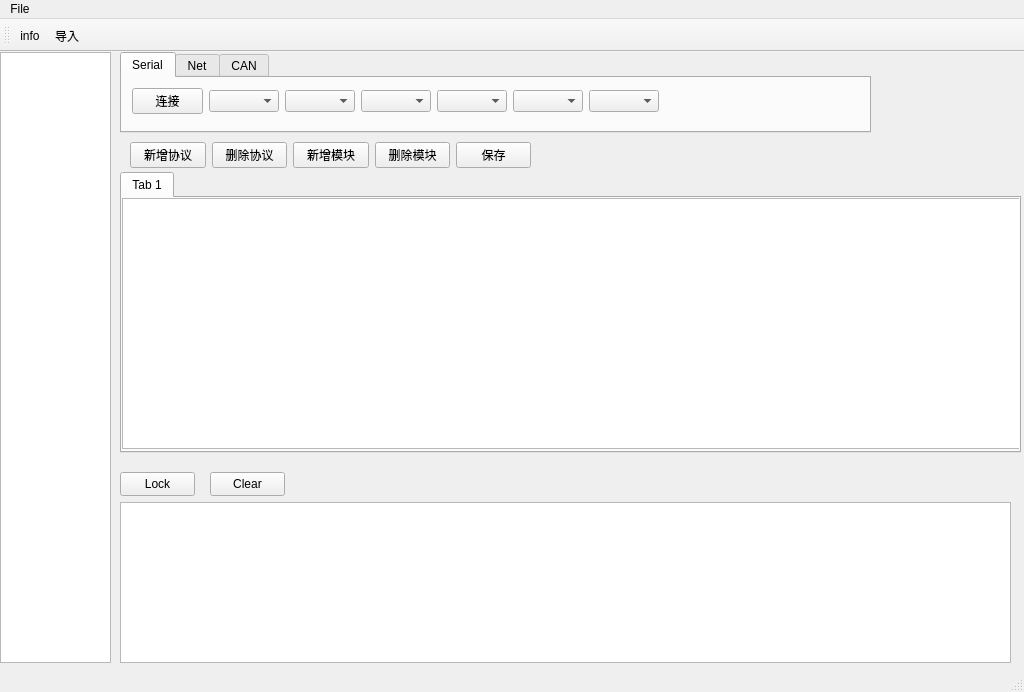
Qt form mainwindow.ui (BilibiliW/CommonDemo) before a commit.
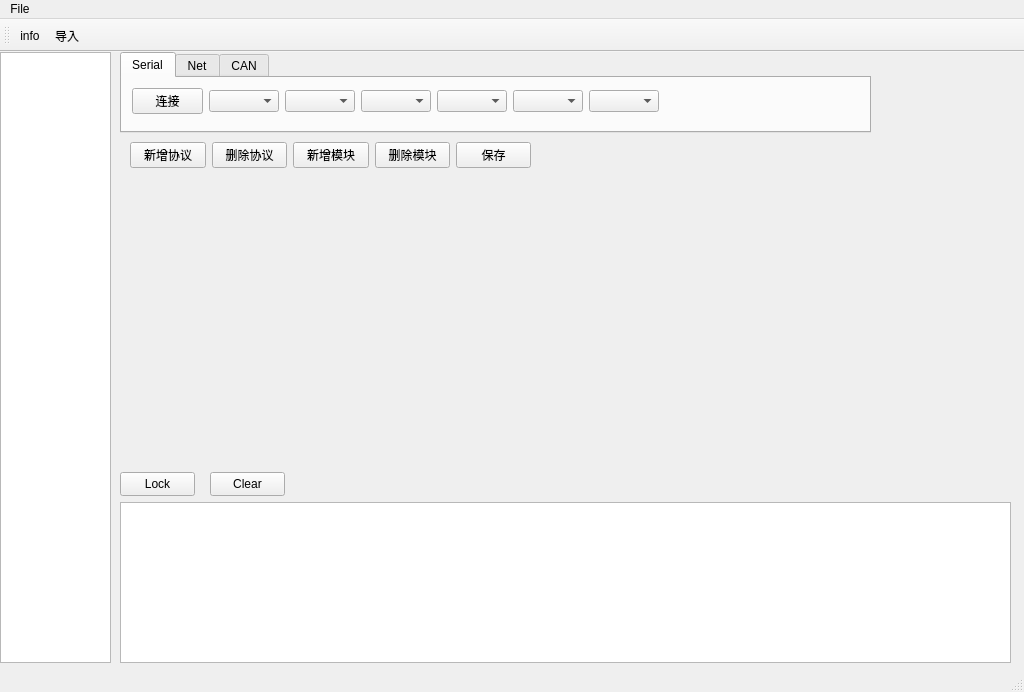
The same form after that commit. Icons and pictures are not drawn.

Commit message: tabWidget测试

```diff
--- a/mainwindow.ui
+++ b/mainwindow.ui
@@ -184,34 +184,6 @@
      <string>Clear</string>
     </property>
    </widget>
-   <widget class="QTabWidget" name="tabWidget">
-    <property name="geometry">
-     <rect>
-      <x>120</x>
-      <y>120</y>
-      <width>901</width>
-      <height>281</height>
-     </rect>
-    </property>
-    <property name="currentIndex">
-     <number>0</number>
-    </property>
-    <widget class="QWidget" name="tab_4">
-     <attribute name="title">
-      <string>Tab 1</string>
-     </attribute>
-     <widget class="QTableWidget" name="tableWidget_ProtocolCmd">
-      <property name="geometry">
-       <rect>
-        <x>0</x>
-        <y>0</y>
-        <width>951</width>
-        <height>251</height>
-       </rect>
-      </property>
-     </widget>
-    </widget>
-   </widget>
    <widget class="QWidget" name="">
     <property name="geometry">
      <rect>
```
The commit also changes 2 other files.
